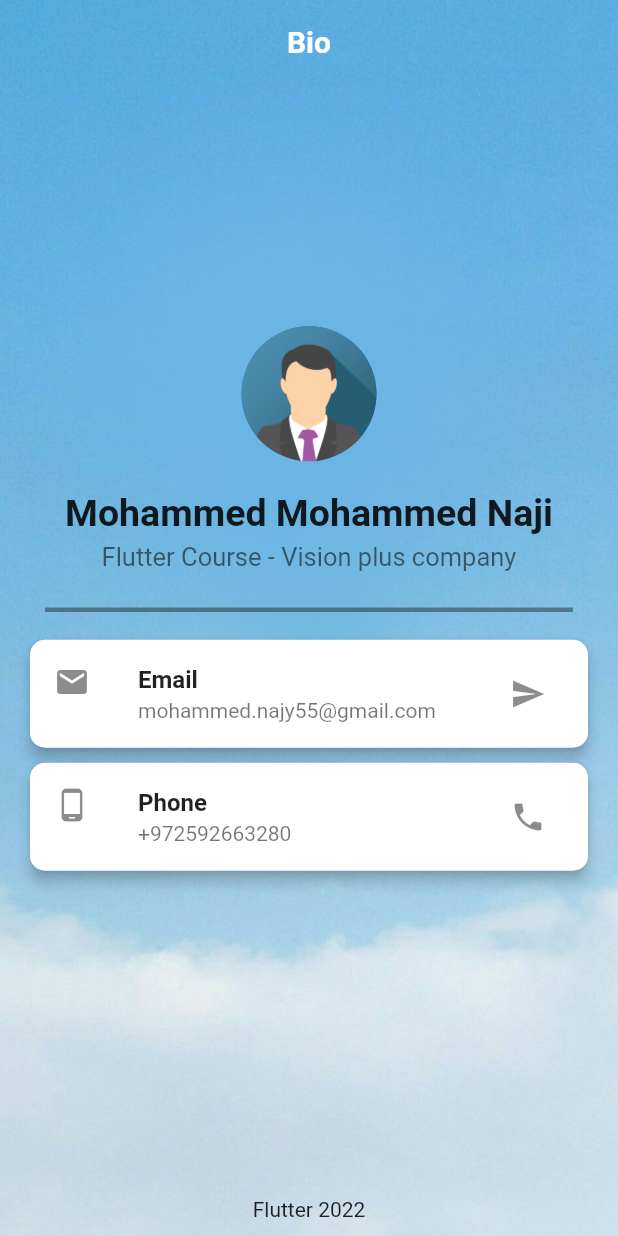
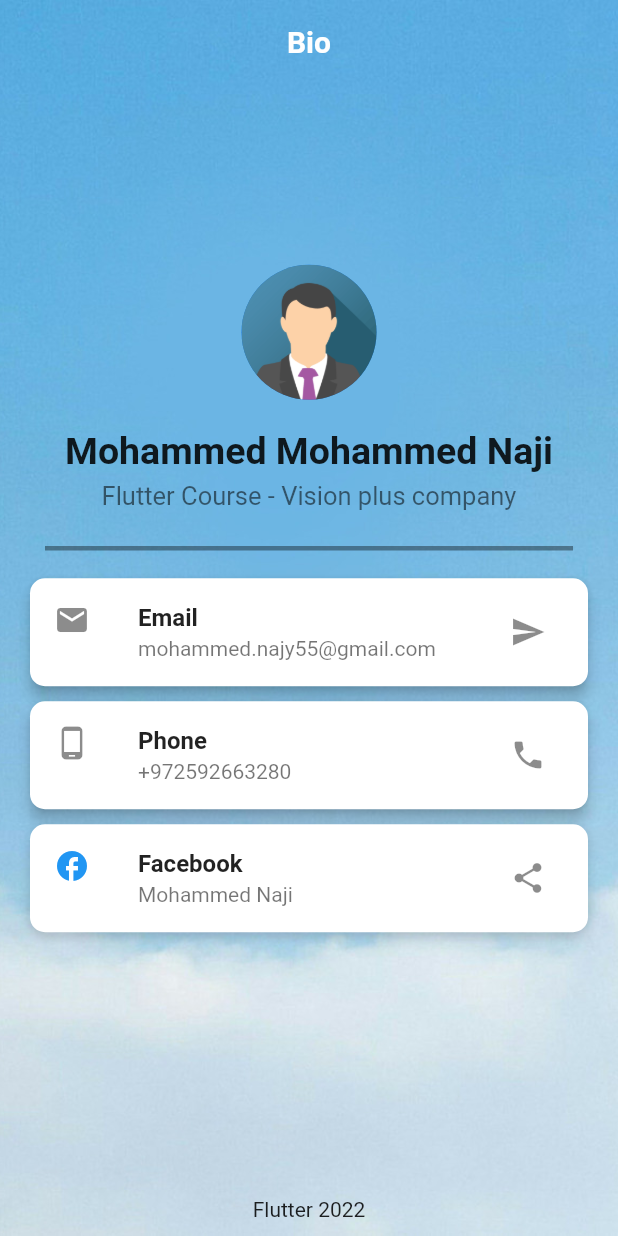
Before and after one commit to mohammednajy/BioApp-MohammedNaji, a Flutter app: the screen it shows after launch, on a phone screen of 412 x 824 dp. Run offline on Flutter 3.47's test engine with Material 2 defaults, Android fonts, the phone set to English and light mode, and no system bars.

Commit message:
commit - UI bio app

```diff
--- a/lib/screens/BioScreen.dart
+++ b/lib/screens/BioScreen.dart
@@ -1,4 +1,5 @@
 import 'package:bio_app/widgets/bio_card.dart';
+import 'package:bio_app/widgets/container_card.dart';
 import 'package:flutter/cupertino.dart';
 import 'package:flutter/material.dart';
 
@@ -85,7 +86,8 @@ class BioScreen extends StatelessWidget {
                   onPressed: () {
                     print('Phone');
                   },
-                  trailingIcon: Icons.phone),
+                  trailingIcon: Icons.phone,marginBottom: 10,),
+              ContainerCard(leadingIcon: Icons.facebook, titel: 'Facebook', subTitel: 'Mohammed Naji', trailingIcon: Icons.share, onPressed: ()=>print('share')),
               Spacer(),
               Padding(
                 padding: EdgeInsets.only(bottom: 10),
--- /dev/null
+++ b/lib/widgets/container_card.dart
@@ -0,0 +1,55 @@
+import 'package:flutter/material.dart';
+
+
+class ContainerCard extends StatelessWidget {
+  const ContainerCard({
+    Key? key,
+    required this.leadingIcon,
+    required this.titel,
+    required this.subTitel,
+    required this.trailingIcon,
+    required this.onPressed
+  }) : super(key: key);
+
+  final IconData leadingIcon ;
+  final String titel;
+  final String subTitel;
+  final IconData trailingIcon;
+  final void Function() onPressed;
+
+  @override
+  Widget build(BuildContext context) {
+    return Container(
+      margin: EdgeInsets.symmetric(horizontal: 20),
+      decoration: BoxDecoration(
+          color: Colors.white,
+          borderRadius: BorderRadius.circular(10),
+          boxShadow: [
+            BoxShadow(
+                color: Colors.black.withAlpha(41),
+                blurRadius: 6,
+                offset: Offset(0,3)
+            )
+          ]
+      ),
+      child: ListTile(
+        title: Text(
+          titel,
+          style: TextStyle(
+            fontFamily: 'Roboto',
+            fontWeight: FontWeight.bold,
+          ),
+        ),
+        subtitle: Text(
+          subTitel,
+          style: TextStyle(fontFamily: 'Roboto'),
+        ),
+        leading: Icon(
+          leadingIcon,
+          color: Colors.blue,
+        ),
+        trailing: IconButton(onPressed:onPressed, icon:Icon(trailingIcon)),
+      ),
+    );
+  }
+}
```
